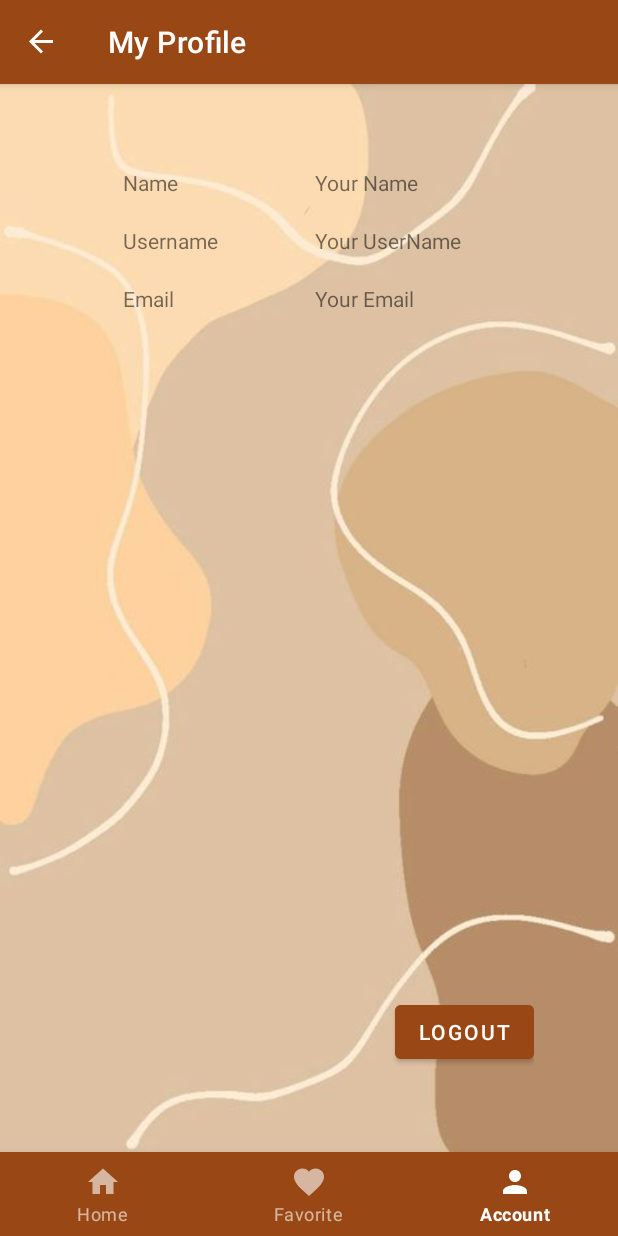
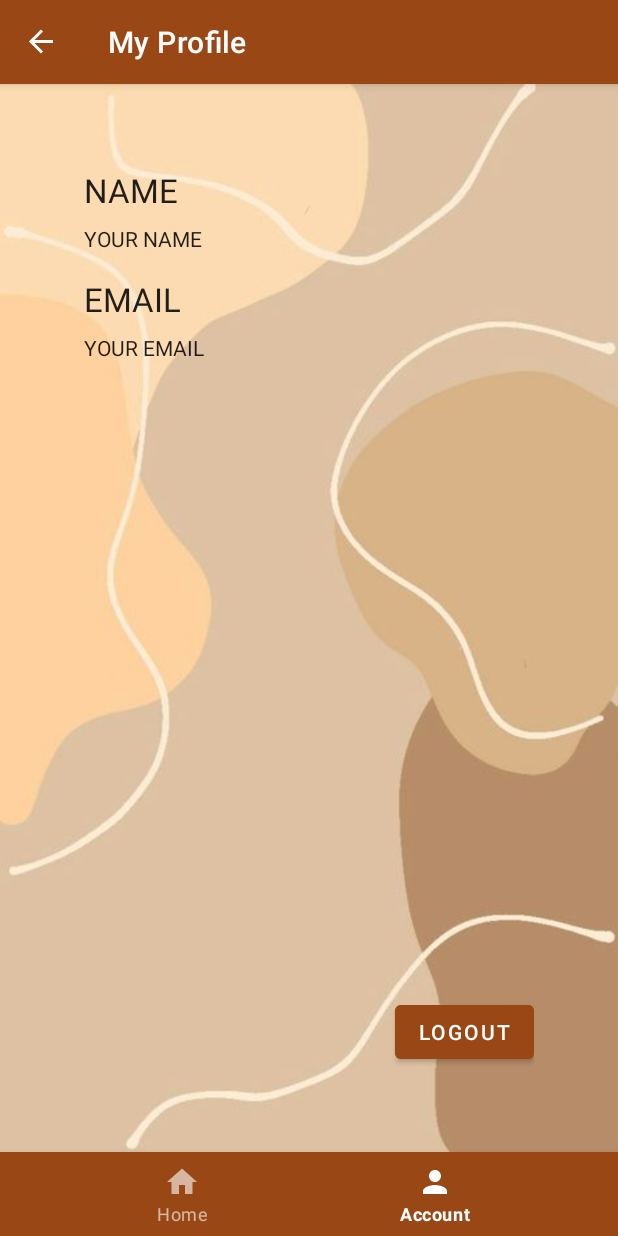
Before and after one commit to mahrukh-dev/PetFinderApp_Kotlin, an Android app: the UserProfileFragment screen opened through its navigation route, on a phone screen of 412 x 824 dp. Run offline under Robolectric (Android 15) with nearby library versions, the phone set to English and light mode, and no system bars; our stand-ins replace Firebase (no records; nobody signed in at launch, a user with empty details on screens opened directly), data binding, navigation-ui, sdp/ssp sizes.

Commit message:
final changes

```diff
--- a/app/src/main/java/com/mahrukhdev/petfinderapp_kotlin/ui/adapters/GridListAdapter.kt
+++ b/app/src/main/java/com/mahrukhdev/petfinderapp_kotlin/ui/adapters/GridListAdapter.kt
@@ -50,7 +50,7 @@ class GridListAdapter(private val list: List<Animal>) : RecyclerView.Adapter<Gri
                     .load(photoUrl)
                     .into(holder.animalImg)
             } else {
-                holder.animalImg.setImageResource(R.drawable.logo)
+                holder.animalImg.setImageResource(R.drawable.default_four)
             }
 
 
--- a/app/src/main/java/com/mahrukhdev/petfinderapp_kotlin/ui/viewmodels/SignInViewModel.kt
+++ b/app/src/main/java/com/mahrukhdev/petfinderapp_kotlin/ui/viewmodels/SignInViewModel.kt
@@ -1,6 +1,10 @@
 package com.mahrukhdev.petfinderapp_kotlin.ui.viewmodels
 
+import androidx.lifecycle.MutableLiveData
 import androidx.lifecycle.ViewModel
 
 class SignInViewModel: ViewModel() {
+
+    val email = MutableLiveData<String>()
+    val password = MutableLiveData<String>()
 }
--- a/app/src/main/java/com/mahrukhdev/petfinderapp_kotlin/ui/viewmodels/SignUpViewModel.kt
+++ b/app/src/main/java/com/mahrukhdev/petfinderapp_kotlin/ui/viewmodels/SignUpViewModel.kt
@@ -1,6 +1,12 @@
 package com.mahrukhdev.petfinderapp_kotlin.ui.viewmodels
 
+import androidx.lifecycle.MutableLiveData
 import androidx.lifecycle.ViewModel
 
 class SignUpViewModel : ViewModel(){
+    val email = MutableLiveData<String>()
+    val name = MutableLiveData<String>()
+    val password = MutableLiveData<String>()
+    val cpassword = MutableLiveData<String>()
+
 }
--- a/app/src/main/java/com/mahrukhdev/petfinderapp_kotlin/ui/views/home/HomeActivity.kt
+++ b/app/src/main/java/com/mahrukhdev/petfinderapp_kotlin/ui/views/home/HomeActivity.kt
@@ -67,10 +67,10 @@ class HomeActivity : AppCompatActivity() {
 
         }
         setupActionBarWithNavController(navController)
-        supportActionBar?.apply {
-            setDisplayHomeAsUpEnabled(true)
-            setHomeAsUpIndicator(R.drawable.hamburger)
-        }
+//        supportActionBar?.apply {
+//            setDisplayHomeAsUpEnabled(true)
+//            setHomeAsUpIndicator(R.drawable.hamburger)
+//        }
 
         handler.postDelayed(runnable, 3600)
 
--- a/app/src/main/java/com/mahrukhdev/petfinderapp_kotlin/ui/views/home/PetNearYouFragment.kt
+++ b/app/src/main/java/com/mahrukhdev/petfinderapp_kotlin/ui/views/home/PetNearYouFragment.kt
@@ -48,8 +48,9 @@ class PetNearYouFragment : BaseFragmentV2<FragmentPetNearYouBinding>(R.layout.fr
     override fun onOptionsItemSelected(item: MenuItem): Boolean {
         when (item.itemId) {
             R.id.homeFragment -> {
+
                 view?.let { Navigation.findNavController(it).navigate(R.id.action_petNearYouFragment_self) }
-                view?.let { Navigation.findNavController(it).navigate(R.id.action_petCategoryFragment_to_petNearYouFragment) }
+//                view?.let { Navigation.findNavController(it).navigate(R.id.action_petCategoryFragment_to_petNearYouFragment) }
 
             }
             else -> {
--- a/app/src/main/java/com/mahrukhdev/petfinderapp_kotlin/ui/views/home/UserProfileFragment.kt
+++ b/app/src/main/java/com/mahrukhdev/petfinderapp_kotlin/ui/views/home/UserProfileFragment.kt
@@ -33,10 +33,8 @@ class UserProfileFragment : BaseFragmentV2<FragmentUserProfileBinding>(R.layout.
                 val userDataSnapshot = dataSnapshot.child(userId)
                 val email = userDataSnapshot.child("email").getValue(String::class.java)
                 val name = userDataSnapshot.child("name").getValue(String::class.java)
-                val username = name + "101"
                 binding.userProfileEmailTxt.text = email
                 binding.userProfileNameTxt.text = name
-                binding.userProfileUsernameTxt.text = username
             } else {
                 // User not found
             }
--- a/app/src/main/java/com/mahrukhdev/petfinderapp_kotlin/ui/views/splash/MainActivity.kt
+++ b/app/src/main/java/com/mahrukhdev/petfinderapp_kotlin/ui/views/splash/MainActivity.kt
@@ -24,13 +24,13 @@ class MainActivity : AppCompatActivity() {
 
         when (this?.resources?.configuration?.uiMode?.and(Configuration.UI_MODE_NIGHT_MASK)) {
             Configuration.UI_MODE_NIGHT_YES -> {
-                binding.mainLayout.background.alpha = 120
+                binding.mainConstraintLayout.background.alpha = 120
             }
             Configuration.UI_MODE_NIGHT_NO -> {
-                binding.mainLayout.background.alpha = 255
+                binding.mainConstraintLayout.background.alpha = 255
             }
             Configuration.UI_MODE_NIGHT_UNDEFINED -> {
-                binding.mainLayout.background.alpha = 255
+                binding.mainConstraintLayout.background.alpha = 255
             }
         }
 
--- /dev/null
+++ b/app/src/main/res/drawable/email.xml
@@ -0,0 +1,5 @@
+<vector android:height="24dp" android:tint="#6D4425"
+    android:viewportHeight="24" android:viewportWidth="24"
+    android:width="24dp" xmlns:android="http://schemas.android.com/apk/res/android">
+    <path android:fillColor="@android:color/white" android:pathData="M20,4L4,4c-1.1,0 -1.99,0.9 -1.99,2L2,18c0,1.1 0.9,2 2,2h16c1.1,0 2,-0.9 2,-2L22,6c0,-1.1 -0.9,-2 -2,-2zM20,8l-8,5 -8,-5L4,6l8,5 8,-5v2z"/>
+</vector>
--- /dev/null
+++ b/app/src/main/res/drawable/password.xml
@@ -0,0 +1,5 @@
+<vector android:height="24dp" android:tint="#6D4425"
+    android:viewportHeight="24" android:viewportWidth="24"
+    android:width="24dp" xmlns:android="http://schemas.android.com/apk/res/android">
+    <path android:fillColor="@android:color/white" android:pathData="M18,8h-1L17,6c0,-2.76 -2.24,-5 -5,-5S7,3.24 7,6v2L6,8c-1.1,0 -2,0.9 -2,2v10c0,1.1 0.9,2 2,2h12c1.1,0 2,-0.9 2,-2L20,10c0,-1.1 -0.9,-2 -2,-2zM12,17c-1.1,0 -2,-0.9 -2,-2s0.9,-2 2,-2 2,0.9 2,2 -0.9,2 -2,2zM15.1,8L8.9,8L8.9,6c0,-1.71 1.39,-3.1 3.1,-3.1 1.71,0 3.1,1.39 3.1,3.1v2z"/>
+</vector>
--- a/app/src/main/res/layout/fragment_user_profile.xml
+++ b/app/src/main/res/layout/fragment_user_profile.xml
@@ -4,7 +4,7 @@
     xmlns:tools="http://schemas.android.com/tools">
 
     <data>
-
+        <!-- Your data bindings here -->
     </data>
 
     <androidx.constraintlayout.widget.ConstraintLayout
@@ -12,49 +12,53 @@
         style="@style/style_constraint_layout_profile_frag"
         tools:context=".ui.views.home.UserProfileFragment">
 
-
+        <!-- User Name -->
         <androidx.appcompat.widget.AppCompatTextView
             android:id="@+id/user_name_txt"
-            style="@style/style_user_name_txt_profile_frag"
+            style="@style/TextAppearance.AppCompat.Large"
+            android:layout_width="wrap_content"
+            android:layout_height="wrap_content"
+            android:text="NAME"
             app:layout_constraintStart_toStartOf="parent"
             app:layout_constraintTop_toTopOf="parent" />
 
         <androidx.appcompat.widget.AppCompatTextView
-            android:id="@+id/user_username_txt"
-            style="@style/style_user_username_txt_profile_frag"
+            android:id="@+id/user_profile_name_txt"
+            style="@style/TextAppearance.AppCompat.Body1"
+            android:layout_width="wrap_content"
+            android:layout_height="wrap_content"
+            android:layout_marginTop="8dp"
+            android:text="YOUR NAME"
             app:layout_constraintStart_toStartOf="@+id/user_name_txt"
             app:layout_constraintTop_toBottomOf="@+id/user_name_txt" />
 
+        <!-- User Email -->
         <androidx.appcompat.widget.AppCompatTextView
             android:id="@+id/user_email_txt"
-            style="@style/style_user_email_txt_profile_frag"
-            app:layout_constraintStart_toStartOf="@+id/user_username_txt"
-            app:layout_constraintTop_toBottomOf="@+id/user_username_txt" />
-
-        <androidx.appcompat.widget.AppCompatTextView
-            android:id="@+id/user_profile_name_txt"
-            style="@style/style_user_profile_name_txt_profile_frag"
-            app:layout_constraintStart_toEndOf="@+id/user_name_txt"
-            app:layout_constraintTop_toTopOf="@+id/user_name_txt" />
-
-        <androidx.appcompat.widget.AppCompatTextView
-            android:id="@+id/user_profile_username_txt"
-            style="@style/style_user_profile_username_txt_profile_frag"
+            style="@style/TextAppearance.AppCompat.Large"
+            android:layout_width="wrap_content"
+            android:layout_height="wrap_content"
+            android:layout_marginTop="16dp"
+            android:text="EMAIL"
             app:layout_constraintStart_toStartOf="@+id/user_profile_name_txt"
             app:layout_constraintTop_toBottomOf="@+id/user_profile_name_txt" />
 
         <androidx.appcompat.widget.AppCompatTextView
             android:id="@+id/user_profile_email_txt"
-            style="@style/style_user_profile_email_txt_profile_frag"
-            app:layout_constraintStart_toStartOf="@+id/user_profile_username_txt"
-            app:layout_constraintTop_toBottomOf="@+id/user_profile_username_txt" />
+            style="@style/TextAppearance.AppCompat.Body1"
+            android:layout_width="wrap_content"
+            android:layout_height="wrap_content"
+            android:layout_marginTop="8dp"
+            android:text="YOUR EMAIL"
+            app:layout_constraintStart_toStartOf="@+id/user_email_txt"
+            app:layout_constraintTop_toBottomOf="@+id/user_email_txt" />
 
+        <!-- Logout Button -->
         <Button
             android:id="@+id/user_logout_btn"
             style="@style/style_btn_logout_profile_frag"
             app:layout_constraintBottom_toBottomOf="parent"
             app:layout_constraintEnd_toEndOf="parent" />
 
-
     </androidx.constraintlayout.widget.ConstraintLayout>
 </layout>
--- a/app/src/main/res/menu/home_bottom_navigation.xml
+++ b/app/src/main/res/menu/home_bottom_navigation.xml
@@ -6,10 +6,10 @@
         android:icon="@drawable/home"
         android:title="Home" />
 
-    <item
-        android:id="@+id/favoritePetFragment"
-        android:icon="@drawable/heart_filled"
-        android:title="Favorite" />
+<!--    <item-->
+<!--        android:id="@+id/favoritePetFragment"-->
+<!--        android:icon="@drawable/heart_filled"-->
+<!--        android:title="Favorite" />-->
 
     <item
         android:id="@+id/userProfileFragment"
--- a/app/src/main/res/menu/home_drawer_menu.xml
+++ b/app/src/main/res/menu/home_drawer_menu.xml
@@ -5,7 +5,7 @@
         android:checkableBehavior="single">
         <item
             android:id="@+id/homeFragment"
-            android:title="Pets Near You" />
+            android:title="Home" />
 
         <item
             android:id="@+id/petCategory1"
--- a/app/src/main/res/values/style.xml
+++ b/app/src/main/res/values/style.xml
@@ -213,52 +213,6 @@
         <item name="android:padding">@dimen/_43sdp</item>
     </style>
 
-    <style name="style_user_name_txt_profile_frag">
-
-        <item name="android:layout_width">wrap_content</item>
-        <item name="android:layout_height">wrap_content</item>
-        <item name="android:layout_marginStart">@dimen/_20sdp</item>
-        <item name="android:text">@string/name</item>
-    </style>
-
-    <style name="style_user_username_txt_profile_frag">
-
-        <item name="android:layout_width">wrap_content</item>
-        <item name="android:layout_height">wrap_content</item>
-        <item name="android:layout_marginTop">@dimen/_15sdp</item>
-        <item name="android:text">@string/username</item>
-    </style>
-
-    <style name="style_user_email_txt_profile_frag">
-
-        <item name="android:layout_width">wrap_content</item>
-        <item name="android:layout_height">wrap_content</item>
-        <item name="android:layout_marginTop">@dimen/_15sdp</item>
-        <item name="android:text">@string/email</item>
-    </style>
-
-    <style name="style_user_profile_name_txt_profile_frag">
-        <item name="android:layout_width">wrap_content</item>
-        <item name="android:layout_height">wrap_content</item>
-        <item name="android:layout_marginStart">@dimen/_70sdp</item>
-        <item name="android:text">@string/your_name</item>
-    </style>
-
-    <style name="style_user_profile_username_txt_profile_frag">
-
-        <item name="android:layout_width">wrap_content</item>
-        <item name="android:layout_height">wrap_content</item>
-        <item name="android:layout_marginTop">@dimen/_15sdp</item>
-        <item name="android:text">@string/your_username</item>
-    </style>
-
-    <style name="style_user_profile_email_txt_profile_frag">
-
-        <item name="android:layout_width">wrap_content</item>
-        <item name="android:layout_height">wrap_content</item>
-        <item name="android:layout_marginTop">@dimen/_15sdp</item>
-        <item name="android:text">@string/your_email</item>
-    </style>
 
     <style name="style_btn_logout_profile_frag">
 
```
Also changed, not shown: app/src/main/java/com/mahrukhdev/petfinderapp_kotlin/ui/views/auth/SignInFragment.kt (+24 -21 lines), app/src/main/java/com/mahrukhdev/petfinderapp_kotlin/ui/views/auth/SignUpFragment.kt (+27 -26 lines), app/src/main/res/layout/fragment_sign_in.xml (+7 -2 lines), app/src/main/res/layout/fragment_sign_up.xml (+16 -5 lines), app/src/main/res/drawable-hdpi/default_four.png (added), app/src/main/res/drawable-mdpi/default_img.jpg (added).
